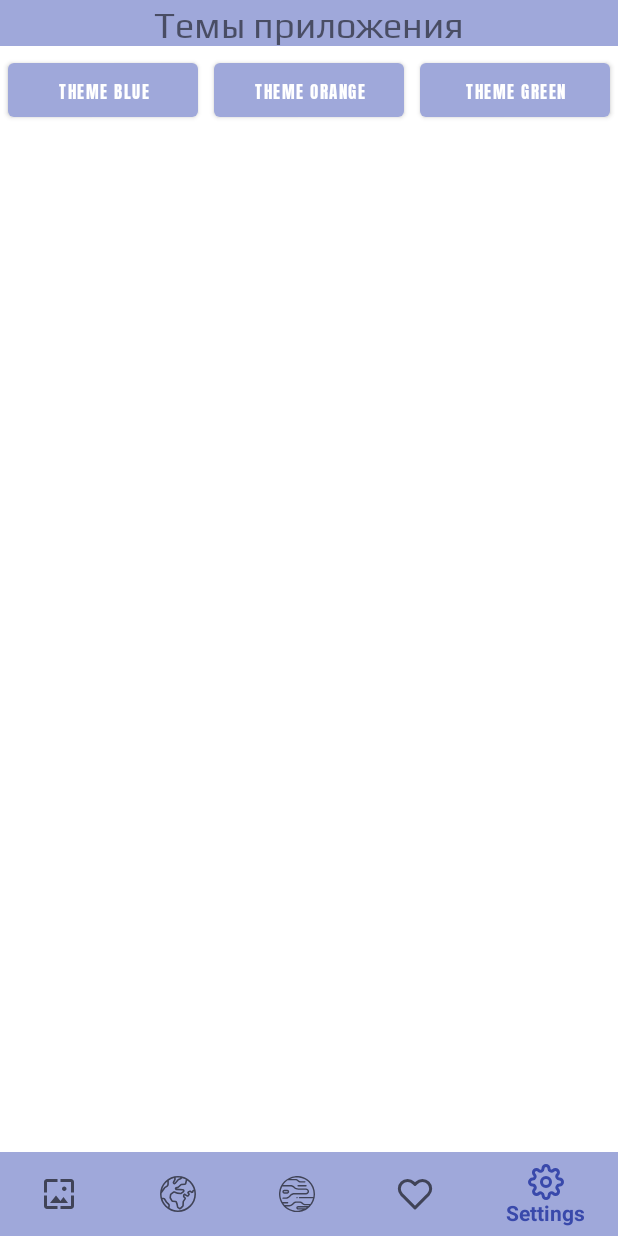
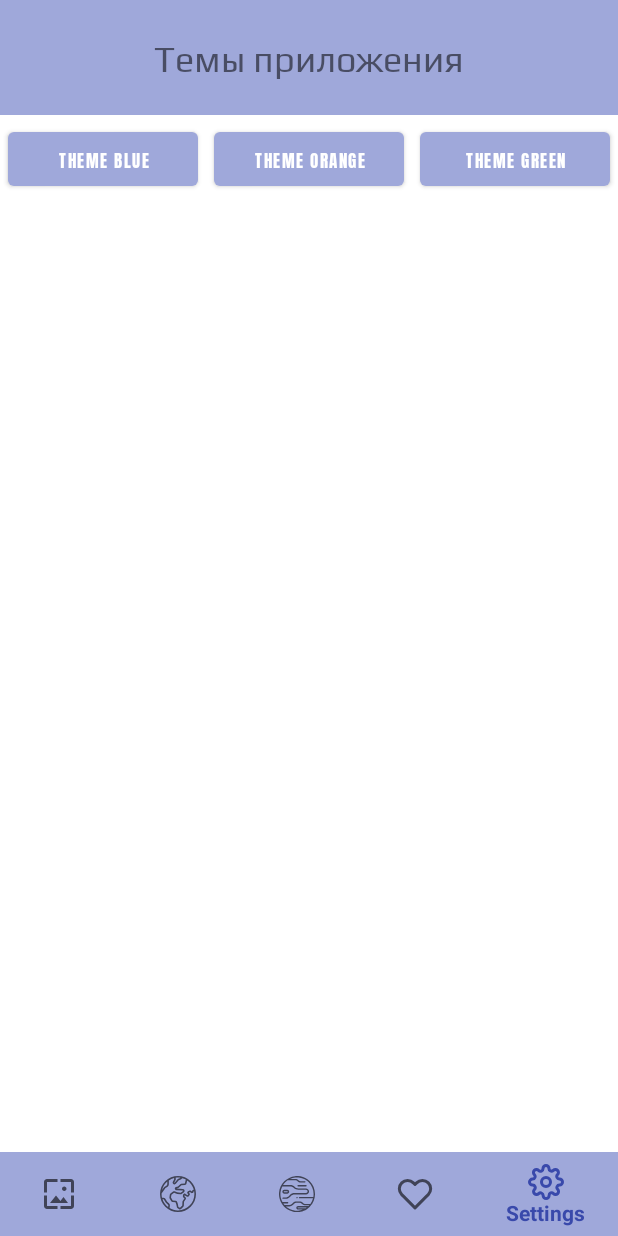
Before and after one commit to MatUHub/MaterialDesignLesson, an Android app: the screen it shows after launch (MainActivity), item 5 of the bottom bar chosen, on a phone screen of 412 x 824 dp. Run offline under Robolectric (Android 15) with nearby library versions, the phone set to English and light mode, and no system bars; pictures from the network do not load; Roboto replaces fonts that are not available here.

Commit message:
[Lesson 4] использовали в fragment_settings ConstraintLayout, Barrier

```diff
--- a/app/src/main/res/layout/fragment_settings.xml
+++ b/app/src/main/res/layout/fragment_settings.xml
@@ -1,5 +1,5 @@
 <?xml version="1.0" encoding="utf-8"?>
-<LinearLayout xmlns:android="http://schemas.android.com/apk/res/android"
+<androidx.constraintlayout.widget.ConstraintLayout xmlns:android="http://schemas.android.com/apk/res/android"
     xmlns:app="http://schemas.android.com/apk/res-auto"
     xmlns:tools="http://schemas.android.com/tools"
     android:layout_width="match_parent"
@@ -8,47 +8,71 @@
 
 
     <androidx.appcompat.widget.AppCompatTextView
-        android:layout_width="match_parent"
-        android:layout_height="wrap_content"
+        android:id="@+id/textView"
+        android:layout_width="0dp"
+        android:layout_height="0dp"
         android:background="#770505"
         android:fontFamily="@font/play_regular"
         android:gravity="center"
         android:text="Темы приложения"
-        android:textSize="24sp" />
+        android:textSize="24sp"
+        app:layout_constraintEnd_toEndOf="parent"
+        app:layout_constraintHeight_percent="0.1"
+        app:layout_constraintStart_toStartOf="parent"
+        app:layout_constraintTop_toTopOf="parent"
+        app:layout_constraintWidth_percent="1" />
 
 
-    <LinearLayout
-        android:layout_width="match_parent"
-        android:layout_height="wrap_content">
+    <androidx.constraintlayout.widget.Barrier
+        android:id="@+id/barrier1"
+        android:layout_width="wrap_content"
+        android:layout_height="wrap_content"
+        app:barrierDirection="bottom"
+        app:constraint_referenced_ids="textView" />
+
+
+    <com.google.android.material.button.MaterialButton
+        android:id="@+id/themeButton2"
+        android:layout_width="0dp"
+        android:layout_height="wrap_content"
+        android:layout_margin="5dp"
+        android:layout_weight="1"
+        app:layout_constraintTop_toBottomOf="@id/textView"
+        android:text="Theme orange"
+        android:textSize="11sp"
+        app:layout_constraintEnd_toStartOf="@+id/themeButton3"
+        app:layout_constraintHorizontal_bias="0.5"
+        app:layout_constraintStart_toEndOf="@+id/themeButton1"
+        tools:layout_editor_absoluteY="186dp" />
 
     <com.google.android.material.button.MaterialButton
         android:id="@+id/themeButton1"
         android:layout_width="0dp"
-        android:layout_weight="1"
-        android:layout_height="wrap_content"
-        android:includeFontPadding="true"
-        android:layout_margin="5dp"
-        android:textSize="11sp"
-        android:text="Theme blue" />
-
-    <com.google.android.material.button.MaterialButton
-        android:id="@+id/themeButton2"
-        android:layout_weight="1"
-        android:textSize="11sp"
-        android:layout_width="0dp"
         android:layout_height="wrap_content"
         android:layout_margin="5dp"
-        android:text="Theme orange" />
+        android:layout_weight="1"
+        android:includeFontPadding="true"
+        android:text="Theme blue"
+        app:layout_constraintTop_toBottomOf="@id/textView"
+        android:textSize="11sp"
+        app:layout_constraintEnd_toStartOf="@+id/themeButton2"
+        app:layout_constraintHorizontal_bias="0.5"
+        app:layout_constraintStart_toStartOf="parent"
+        tools:layout_editor_absoluteY="186dp" />
 
     <com.google.android.material.button.MaterialButton
         android:id="@+id/themeButton3"
-        android:layout_weight="1"
         android:layout_width="0dp"
+        app:layout_constraintTop_toBottomOf="@id/textView"
         android:layout_height="wrap_content"
         android:layout_margin="5dp"
+        android:layout_weight="1"
+        android:text="Theme green"
         android:textSize="11sp"
-        android:text="Theme green" />
-</LinearLayout>
+        app:layout_constraintEnd_toEndOf="parent"
+        app:layout_constraintHorizontal_bias="0.5"
+        app:layout_constraintStart_toEndOf="@+id/themeButton2"
+        tools:layout_editor_absoluteY="186dp" />
 
 
-</LinearLayout>
+</androidx.constraintlayout.widget.ConstraintLayout>
```
